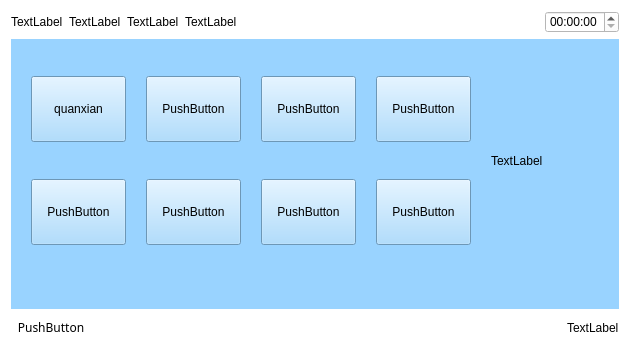
xsw258x2s5w8/WeightSensor, file WeighSensor/page2.ui: the form before one commit.
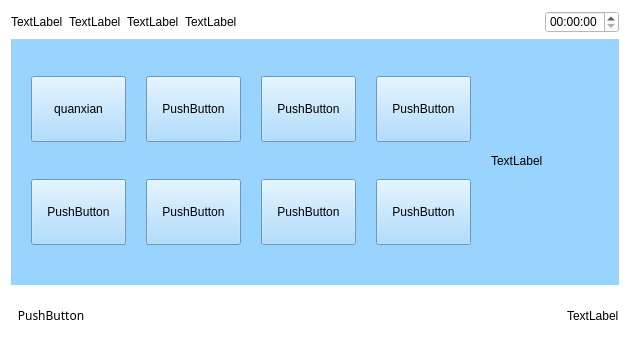
The form after the commit.

The edit to the form file:
```diff
--- a/WeighSensor/page2.ui
+++ b/WeighSensor/page2.ui
@@ -16,7 +16,7 @@
   <property name="styleSheet">
    <string notr="true">background-color: rgb(255, 255, 255);</string>
   </property>
-  <layout class="QVBoxLayout" name="verticalLayout" stretch="1,5,0">
+  <layout class="QVBoxLayout" name="verticalLayout" stretch="1,5,1">
    <item>
     <layout class="QHBoxLayout" name="horizontalLayout_4">
      <item>
```
Left out of the diff: 2 changed lines with no effect on the pictures.
